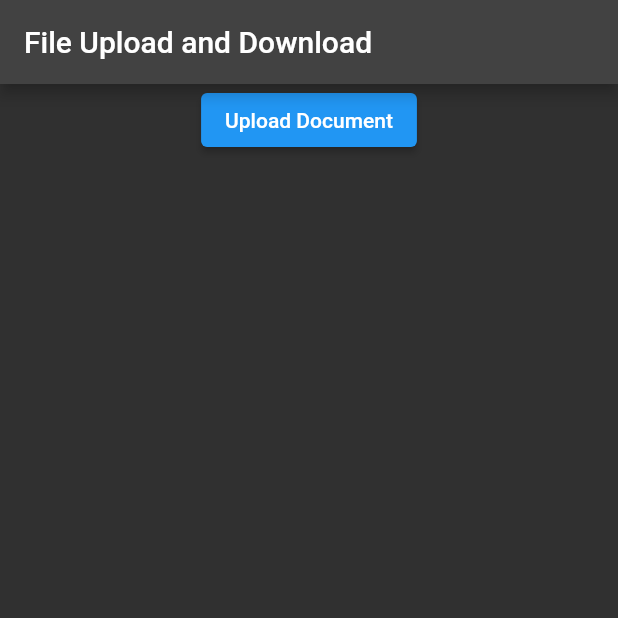
After one commit to harshitsinghcode/law_help_falcon, a Flutter app: the HomeScreen screen opened directly, after a tap on "Upload Document", on a phone screen of 412 x 824 dp, the top half of it. The commit adds this screen. Run offline on Flutter 3.47's test engine with Material 2 defaults, Android fonts, the phone set to English and light mode, and no system bars; our stand-ins replace animated_text_kit, bubble, cloud_firestore, dot_navigation_bar, expansion_tile_card, file_picker and 7 more; missing offline and left inert: dialogflow_flutter, read_pdf_text; accounts and stored records are empty; project files that could hold a hidden picture were left out.

Commit message:
basic file upload method

```diff
--- a/lib/screens/stakeholders/undertrial/ut map/ut_map.dart
+++ b/lib/screens/stakeholders/undertrial/ut map/ut_map.dart
@@ -19,7 +19,7 @@ class UTMap extends StatefulWidget {
 class _UTMapState extends State<UTMap> {
   static const CameraPosition _initialCameraPosition = CameraPosition(
     target: LatLng(13.043554623623109, 80.23367539609262), //T Nagar
-    zoom: 6,
+    zoom: 12,
   );
 
   List<String> names = [
@@ -200,7 +200,7 @@ class _UTMapState extends State<UTMap> {
   void loadData() async {
     for (int i = 0; i < _latLang.length; i++) {
       Uint8List? markerIcon =
-          await getBytesFromAssets('assets/images/lawyer copy.png', 140);
+          await getBytesFromAssets('assets/images/lawyer copy.png', 160);
 
       _markers.add(
         Marker(
--- /dev/null
+++ b/lib/screens/upload.dart
@@ -0,0 +1,88 @@
+import 'package:flutter/material.dart';
+import 'package:firebase_storage/firebase_storage.dart';
+import 'package:file_picker/file_picker.dart';
+import 'package:path_provider/path_provider.dart';
+import 'package:http/http.dart' as http;
+import 'dart:io';
+
+class HomeScreen extends StatefulWidget {
+  @override
+  _HomeScreenState createState() => _HomeScreenState();
+}
+
+class _HomeScreenState extends State<HomeScreen> {
+  final List<String> _uploadedFiles = [];
+
+  Future<void> _uploadFile() async {
+    try {
+      FilePickerResult? result = await FilePicker.platform.pickFiles(
+        type: FileType.custom,
+        allowedExtensions: ['pdf', 'doc', 'docx'],
+      );
+
+      if (result != null) {
+        File file = File(result.files.single.path!);
+
+        final Reference storageReference = FirebaseStorage.instance.ref().child(
+            'uploaded_documents/${DateTime.now().millisecondsSinceEpoch.toString()}');
+        final UploadTask uploadTask = storageReference.putFile(file);
+
+        await uploadTask.whenComplete(() async {
+          // Get the download URL of the uploaded file
+          String downloadURL = await storageReference.getDownloadURL();
+          setState(() {
+            _uploadedFiles.add(downloadURL);
+          });
+
+        });
+      }
+    } catch (e) {
+    }
+  }
+
+  Future<void> _downloadFile(String downloadURL) async {
+    try {
+      final http.Response response = await http.get(Uri.parse(downloadURL));
+      final String fileName = downloadURL.split('/').last;
+
+      final Directory? externalDirectory = await getExternalStorageDirectory();
+
+      final String savePath = '${externalDirectory!.path}/$fileName';
+
+      final File file = File(savePath);
+
+      await file.writeAsBytes(response.bodyBytes);
+    } catch (e) {
+    }
+  }
+
+  @override
+  Widget build(BuildContext context) {
+    return Scaffold(
+      appBar: AppBar(
+        title: const Text('File Upload and Download'),
+      ),
+      body: Column(
+        children: <Widget>[
+          ElevatedButton(
+            onPressed: _uploadFile,
+            child: const Text('Upload Document'),
+          ),
+          Expanded(
+            child: ListView.builder(
+              itemCount: _uploadedFiles.length,
+              itemBuilder: (context, index) {
+                return ListTile(
+                  title: Text('File $index'),
+                  onTap: () {
+                    _downloadFile(_uploadedFiles[index]);
+                  },
+                );
+              },
+            ),
+          ),
+        ],
+      ),
+    );
+  }
+}
--- a/pubspec.yaml
+++ b/pubspec.yaml
@@ -56,6 +56,10 @@ dependencies:
   file_picker: ^5.5.0
   read_pdf_text: ^0.2.1
   animated_text_kit: ^4.2.2
+  firebase_storage: ^11.2.7
+  path: ^1.8.3
+  path_provider: ^2.1.1
+  permission_handler: ^11.0.0
 
 
 dev_dependencies:
```
Also changed, not shown: lib/screens/stakeholders/court/court_nav.dart (+4 -8 lines), pubspec.lock, 4 other files.
